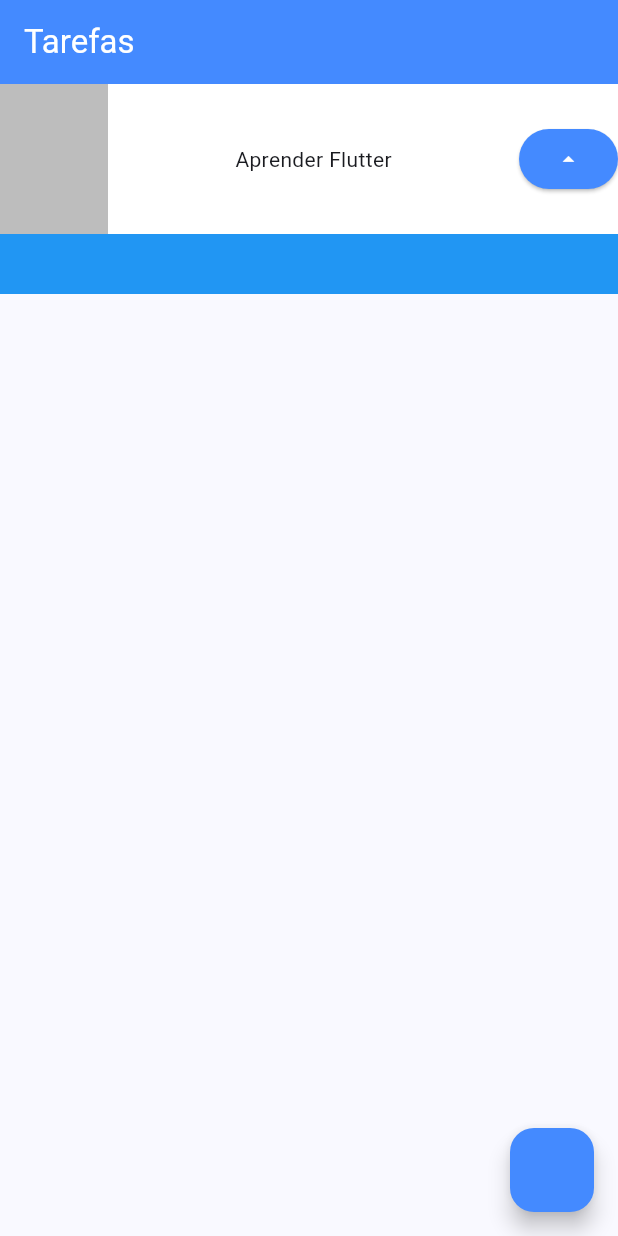
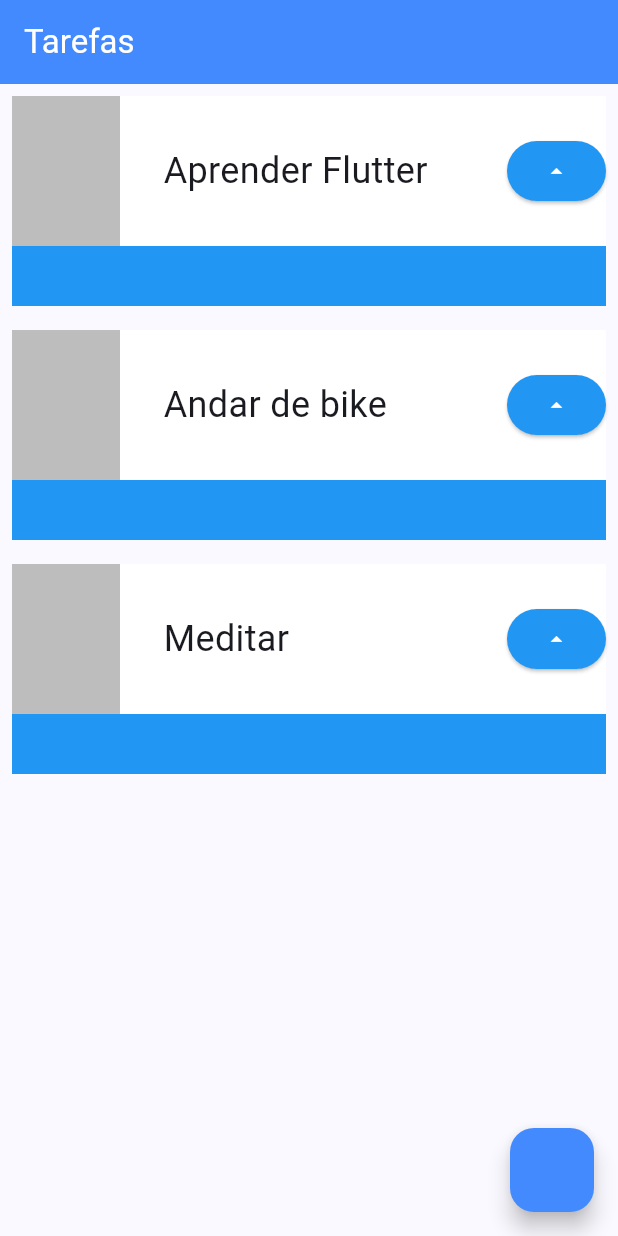
Before and after one commit to jmarciosilva/agendadorTarefas, a Flutter app: the screen it shows after launch, on a phone screen of 412 x 824 dp. Run offline on Flutter 3.47's test engine with Material 3 defaults, Android fonts, the phone set to English and light mode, and no system bars.

Commit message:
Adicionado ListView e Padding, configurando o Text com a propriedade TextOverflow

```diff
--- a/lib/main.dart
+++ b/lib/main.dart
@@ -24,7 +24,13 @@ class MyApp extends StatelessWidget {
             style: TextStyle(color: Colors.white),
           ),
         ),
-        body: Task(),
+        body: ListView(
+          children: [
+            Task('Aprender Flutter'),
+            Task('Andar de bike'),
+            Task('Meditar'),
+          ],
+        ),
         floatingActionButton: FloatingActionButton(
           backgroundColor: Colors.blueAccent,
           foregroundColor: Colors.white,
@@ -36,11 +42,15 @@ class MyApp extends StatelessWidget {
 }
 
 class Task extends StatelessWidget {
-  const Task({super.key});
+  final String nome;
+
+  const Task(this.nome, {Key? key}) : super(key: key);
 
   @override
   Widget build(BuildContext context) {
-    return Container(
+    return Padding(
+      padding: const EdgeInsets.all(8.0),
+      child: Container(
         child: Stack(
           children: [
             Container(
@@ -58,10 +68,18 @@ class Task extends StatelessWidget {
                     width: 72,
                     height: 100,
                   ),
-                Text('Aprender Flutter'),
+                  Container(
+                    width: 200,
+                      child: Text(
+                    nome,
+                    style: TextStyle(
+                      fontSize: 24,
+                      overflow: TextOverflow.ellipsis,
+                    ),
+                  )),
                   ElevatedButton(
                     style: ElevatedButton.styleFrom(
-                    backgroundColor: Colors.blueAccent,
+                      backgroundColor: Colors.blue,
                       foregroundColor: Colors.white,
                     ),
                     onPressed: () {},
@@ -74,6 +92,7 @@ class Task extends StatelessWidget {
             ),
           ],
         ),
+      ),
     );
   }
 }
```
Lines whose indentation alone changed are shown as unchanged.
